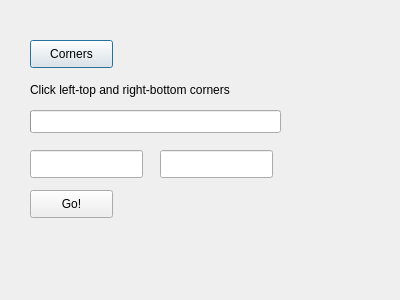
First picture: the form in bot/botdialog.ui, repository evgenykislov/minesweeper-bot, before the edit.
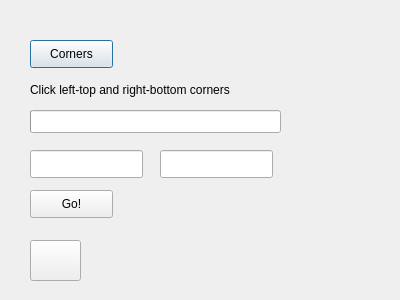
Second picture: the form after the edit.

Diff of the .ui file:
```diff
--- a/bot/botdialog.ui
+++ b/bot/botdialog.ui
@@ -88,6 +88,28 @@
     </rect>
    </property>
   </widget>
+  <widget class="QPushButton" name="img_1_btn_">
+   <property name="geometry">
+    <rect>
+     <x>30</x>
+     <y>240</y>
+     <width>51</width>
+     <height>41</height>
+    </rect>
+   </property>
+   <property name="text">
+    <string/>
+   </property>
+   <property name="iconSize">
+    <size>
+     <width>48</width>
+     <height>48</height>
+    </size>
+   </property>
+   <property name="flat">
+    <bool>false</bool>
+   </property>
+  </widget>
  </widget>
  <layoutdefault spacing="6" margin="11"/>
  <resources/>
```
Left out of the diff: 17 changed lines with no effect on the pictures.
